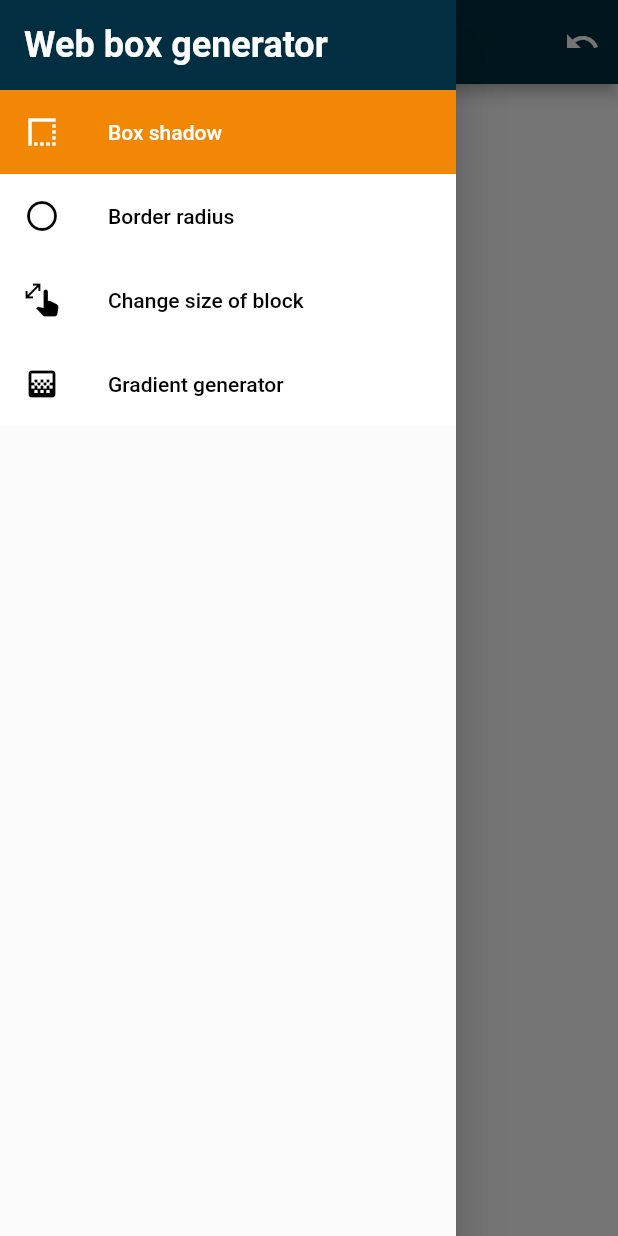
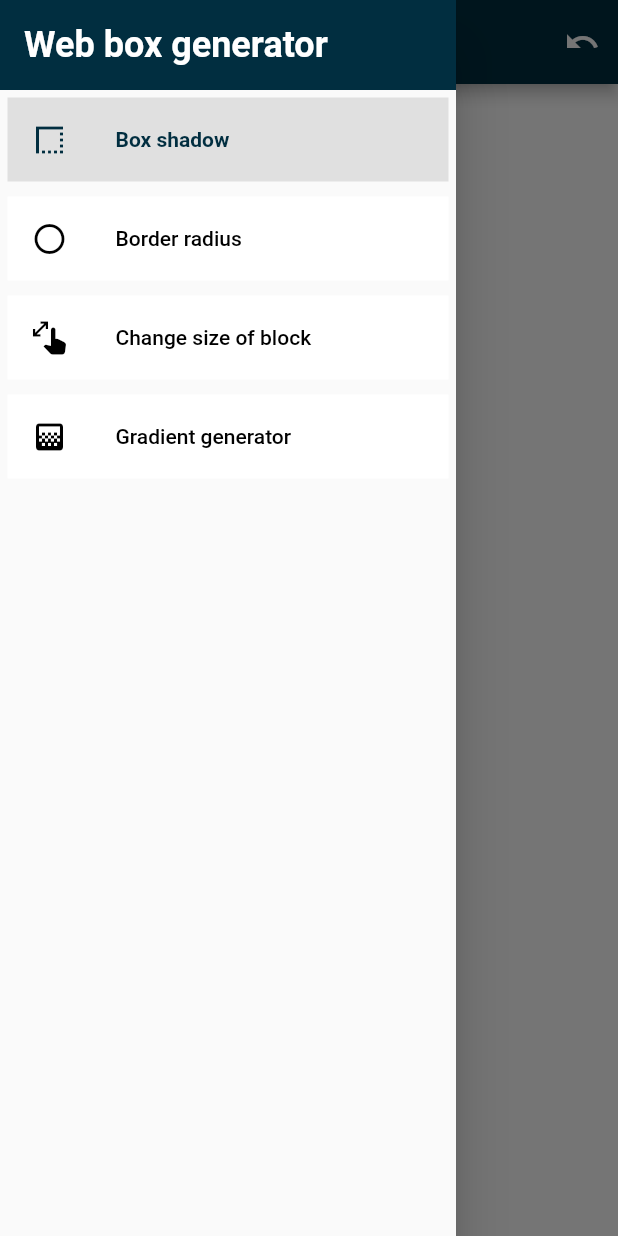
Before and after one commit to wieczorek0807/web_generator, a Flutter app: the screen it shows after launch, with the side drawer open, on a phone screen of 412 x 824 dp. Run offline on Flutter 3.47's test engine with Material 2 defaults, Android fonts, the light colour scheme and no system bars; our stand-ins replace dartz, equatable, flutter_bloc, freezed_annotation, get_it, hydrated_bloc; missing offline and left inert: flex_color_picker; generated files the repository leaves out were written again.

Commit message:
Colors changed

```diff
--- a/lib/injection_container.dart
+++ b/lib/injection_container.dart
@@ -1,3 +1,4 @@
+import 'package:box_shadow_generator/src/data/models/gradient_direction/gradient_direction_model.dart';
 import 'package:box_shadow_generator/src/presentation/bloc/animated_box/animated_box_bloc.dart';
 import 'package:box_shadow_generator/src/presentation/bloc/routing/routing_cubit.dart';
 import 'package:flutter/foundation.dart';
@@ -5,6 +6,8 @@ import 'package:flutter/material.dart';
 import 'package:get_it/get_it.dart';
 import 'package:hydrated_bloc/hydrated_bloc.dart';
 import 'package:path_provider/path_provider.dart';
+
+import 'src/data/models/gradient_directions/gradient_directions.dart';
 
 final getIt = GetIt.instance;
 
--- a/lib/src/presentation/bloc/animated_box/animated_box_bloc.dart
+++ b/lib/src/presentation/bloc/animated_box/animated_box_bloc.dart
@@ -13,7 +13,7 @@ part 'animated_box_bloc.freezed.dart';
 part 'animated_box_bloc.g.dart';
 
 class AnimatedBoxBloc extends HydratedBloc<AnimatedBoxEvent, AnimatedBoxState> {
-  AnimatedBoxBloc() : super(_initail) {
+  AnimatedBoxBloc() : super(const AnimatedBoxState()) {
     on<AnimatedBoxEvent>((event, emit) {
       _updateValues(event);
     });
@@ -21,7 +21,7 @@ class AnimatedBoxBloc extends HydratedBloc<AnimatedBoxEvent, AnimatedBoxState> {
 
   void _updateValues(AnimatedBoxEvent event) => event.maybeWhen(
         orElse: () => null,
-        undoChanges: () => emit(_initail),
+        undoChanges: () => emit(const AnimatedBoxState()),
         updateSpread: (v) => emit(state.copyWith(spreadRadius: v)),
         updateBlur: (v) => emit(state.copyWith(blurRadius: v)),
         updateOffsetX: (v) => emit(state.copyWith(offsetDx: v)),
@@ -138,7 +138,7 @@ class AnimatedBoxBloc extends HydratedBloc<AnimatedBoxEvent, AnimatedBoxState> {
       return AnimatedBoxState.fromJson(json);
     } catch (e) {
       print('from jsocn $e');
-      return _initail;
+      return const AnimatedBoxState();
     }
   }
 
@@ -151,28 +151,3 @@ class AnimatedBoxBloc extends HydratedBloc<AnimatedBoxEvent, AnimatedBoxState> {
     }
   }
 }
-
-// bloc initial state
-final AnimatedBoxState _initail = AnimatedBoxState(
-    offsetDx: 0,
-    offsetDy: 0,
-    boxWidth: 350.0,
-    boxHeight: 350.0,
-    shadowColor: AppColors.shadow.value,
-    animatedBoxColor: Colors.grey.shade200.value,
-    blurRadius: 0.0,
-    spreadRadius: 0.0,
-    topLeftRadius: 0.0,
-    topRightRadius: 0.0,
-    bottomLeftRadius: 0.0,
-    bottomRightRadius: 0.0,
-    isGradientEnabled: false,
-    isLinearGradient: false,
-    isRadialGradient: false,
-    gradientColors: [
-      GradientColorModel(id: 0, color: AppColors.prussianBlue.value, value: 0),
-      GradientColorModel(id: 1, color: AppColors.darkCyan.value, value: 1)
-    ],
-    beginLinearGradient: allGradientDirecitons[1],
-    endLinearGradient: allGradientDirecitons[6],
-    centerRadiusGradient: allGradientDirecitons[5]);
--- a/lib/src/presentation/bloc/animated_box/animated_box_state.dart
+++ b/lib/src/presentation/bloc/animated_box/animated_box_state.dart
@@ -3,25 +3,51 @@ part of 'animated_box_bloc.dart';
 @freezed
 class AnimatedBoxState with _$AnimatedBoxState {
   const factory AnimatedBoxState({
-    required double offsetDx,
-    required double offsetDy,
-    required double boxWidth,
-    required double boxHeight,
-    required int shadowColor,
-    required int animatedBoxColor,
-    required double blurRadius,
-    required double spreadRadius,
-    required double topLeftRadius,
-    required double topRightRadius,
-    required double bottomLeftRadius,
-    required double bottomRightRadius,
-    required List<GradientColorModel> gradientColors,
-    required bool isGradientEnabled,
-    required bool isLinearGradient,
-    required bool isRadialGradient,
-    required GradientDirectionModel beginLinearGradient,
-    required GradientDirectionModel endLinearGradient,
-    required GradientDirectionModel centerRadiusGradient,
+    @Default(0.0)
+        double offsetDx,
+    @Default(0.0)
+        double offsetDy,
+    @Default(350.0)
+        double boxWidth,
+    @Default(350.0)
+        double boxHeight,
+    @Default(4279308052)
+        int shadowColor,
+    @Default(4293848814)
+        int animatedBoxColor,
+    @Default(0.0)
+        double blurRadius,
+    @Default(0.0)
+        double spreadRadius,
+    @Default(0.0)
+        double topLeftRadius,
+    @Default(0.0)
+        double topRightRadius,
+    @Default(0.0)
+        double bottomLeftRadius,
+    @Default(0.0)
+        double bottomRightRadius,
+    @Default([
+      GradientColorModel(id: 0, color: 4278267456, value: 0),
+      GradientColorModel(id: 1, color: 4278422668, value: 1)
+    ])
+        List<GradientColorModel> gradientColors,
+    @Default(false)
+        bool isGradientEnabled,
+    @Default(false)
+        bool isLinearGradient,
+    @Default(false)
+        bool isRadialGradient,
+    @Default(
+        GradientDirectionModel(
+            name: 'Top Right', aligmentX: -1.0, aligmentY: -1.0))
+        GradientDirectionModel beginLinearGradient,
+    @Default(
+        GradientDirectionModel(
+            name: 'Bottom Right', aligmentX: 1.0, aligmentY: 1.0))
+        GradientDirectionModel endLinearGradient,
+    @Default(GradientDirectionModel(name: 'Center', aligmentX: 0.0, aligmentY: 0.0))
+        GradientDirectionModel centerRadiusGradient,
   }) = _AnimatedBoxState;
 
   factory AnimatedBoxState.fromJson(Map<String, dynamic> json) =>
--- a/lib/src/presentation/pages/responsive_screens/web_box_responsive_screen.dart
+++ b/lib/src/presentation/pages/responsive_screens/web_box_responsive_screen.dart
@@ -34,8 +34,7 @@ class WebBoxResponsiveScreen extends StatelessWidget {
       builder: (context, state) {
         return Scaffold(
           appBar: WebBoxAppBar(
-            // title: currnetWidth <= 1200 ? state.title : 'Web box generator',
-            title: AppLocalizations.of(context)!.helloWorld,
+            title: state.title,
           ),
           backgroundColor: Colors.white,
           drawer: currnetWidth <= 1200
--- a/lib/src/presentation/widgets/drawer/drawer_list_tile.dart
+++ b/lib/src/presentation/widgets/drawer/drawer_list_tile.dart
@@ -20,16 +20,20 @@ class DrawerListTile extends StatelessWidget {
 
   @override
   Widget build(BuildContext context) {
-    return ListTile(
-      tileColor: focus ? AppColors.tangerine : Colors.white,
-      textColor: focus ? Colors.white : Colors.black,
-      iconColor: focus ? Colors.white : Colors.black,
-      leading: leadingIcon,
-      title: Text(title),
-      onTap: () {
-        onTap();
-        popAfterOnTap ? Navigator.pop(context) : none();
-      },
+    return Padding(
+      padding: const EdgeInsets.all(5.0),
+      child: ListTile(
+        tileColor: focus ? Colors.grey.shade300 : Colors.white,
+        textColor: focus ? AppColors.prussianBlue : Colors.black,
+        iconColor: focus ? AppColors.prussianBlue : Colors.black,
+        leading: leadingIcon,
+        title: Text(title,
+            style: focus ? TextStyle(fontWeight: FontWeight.bold) : null),
+        onTap: () {
+          onTap();
+          popAfterOnTap ? Navigator.pop(context) : none();
+        },
+      ),
     );
   }
 }
--- a/lib/src/presentation/widgets/global/app_value_slider.dart
+++ b/lib/src/presentation/widgets/global/app_value_slider.dart
@@ -1,7 +1,7 @@
 import 'package:box_shadow_generator/src/core/values/colors.dart';
 import 'package:flutter/cupertino.dart';
 import 'package:flutter/material.dart';
-
+import 'package:flutter_gen/gen_l10n/app_localizations.dart';
 import '../../../core/values/dimens.dart';
 
 class AppValueSlider extends StatelessWidget {
@@ -71,7 +71,8 @@ class AppValueSlider extends StatelessWidget {
                     }
                     ScaffoldMessenger.of(context).showSnackBar(SnackBar(
                         backgroundColor: AppColors.tangerine,
-                        content: Text('Value must be between $min and $max')));
+                        content: Text(
+                            AppLocalizations.of(context)!.valueErr(min, max))));
                     return '';
                   },
                 ),
--- a/lib/src/presentation/widgets/global/web_box_app_bar.dart
+++ b/lib/src/presentation/widgets/global/web_box_app_bar.dart
@@ -1,3 +1,5 @@
+// ignore_for_file: depend_on_referenced_packages
+
 import 'package:flutter/material.dart';
 
 import '../../../core/values/colors.dart';
```
Also changed, not shown: lib/l10n/app_en.arb (+13 -2 lines), lib/l10n/app_pl.arb (+11 -10 lines), lib/src/data/models/gradient_direction/gradient_direction_model.dart (+20 -10 lines), lib/src/data/models/gradient_directions/gradient_directions.dart (added, +32 -0 lines), lib/src/presentation/widgets/controllers.dart (+4 -4 lines), lib/src/presentation/bloc/animated_box/animated_box_bloc.freezed.dart, lib/src/presentation/bloc/animated_box/animated_box_bloc.g.dart, 1 other file.
